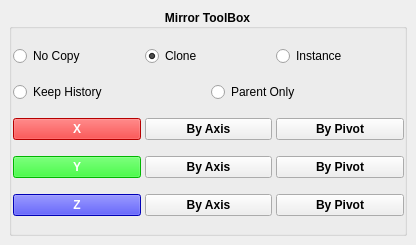
This is src/developer/main/polytools/mirrortools/ui/mirrorUI.ui in code-google-com/mayatools as Qt 5 draws it before an edit. The edited form follows.
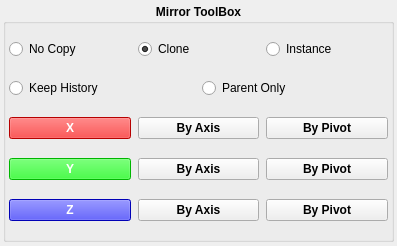
This is the edited form.

Patch:
```diff
--- a/src/developer/main/polytools/mirrortools/ui/mirrorUI.ui
+++ b/src/developer/main/polytools/mirrortools/ui/mirrorUI.ui
@@ -6,19 +6,52 @@
    <rect>
     <x>0</x>
     <y>0</y>
-    <width>416</width>
-    <height>245</height>
+    <width>397</width>
+    <height>246</height>
    </rect>
   </property>
+  <property name="sizePolicy">
+   <sizepolicy hsizetype="Preferred" vsizetype="Fixed">
+    <horstretch>0</horstretch>
+    <verstretch>0</verstretch>
+   </sizepolicy>
+  </property>
   <property name="windowTitle">
    <string>MainWindow</string>
   </property>
+  <property name="autoFillBackground">
+   <bool>false</bool>
+  </property>
   <widget class="QWidget" name="centralwidget">
-   <layout class="QVBoxLayout" name="verticalLayout">
+   <property name="sizePolicy">
+    <sizepolicy hsizetype="Preferred" vsizetype="Preferred">
+     <horstretch>0</horstretch>
+     <verstretch>0</verstretch>
+    </sizepolicy>
+   </property>
+   <property name="layoutDirection">
+    <enum>Qt::LeftToRight</enum>
+   </property>
+   <layout class="QVBoxLayout" name="verticalLayout" stretch="0">
+    <property name="spacing">
+     <number>9</number>
+    </property>
+    <property name="leftMargin">
+     <number>3</number>
+    </property>
+    <property name="topMargin">
+     <number>4</number>
+    </property>
+    <property name="rightMargin">
+     <number>3</number>
+    </property>
+    <property name="bottomMargin">
+     <number>4</number>
+    </property>
     <item>
      <widget class="QGroupBox" name="groupBox_2">
       <property name="sizePolicy">
-       <sizepolicy hsizetype="Expanding" vsizetype="Preferred">
+       <sizepolicy hsizetype="Preferred" vsizetype="Minimum">
         <horstretch>0</horstretch>
         <verstretch>0</verstretch>
        </sizepolicy>
@@ -33,7 +66,7 @@
        <string>Mirror ToolBox</string>
       </property>
       <property name="alignment">
-       <set>Qt::AlignCenter</set>
+       <set>Qt::AlignHCenter|Qt::AlignTop</set>
       </property>
       <property name="flat">
        <bool>false</bool>
@@ -46,22 +79,10 @@
       </property>
       <layout class="QVBoxLayout" name="verticalLayout_4">
        <property name="spacing">
-        <number>4</number>
+        <number>7</number>
        </property>
-       <property name="sizeConstraint">
-        <enum>QLayout::SetMinimumSize</enum>
-       </property>
-       <property name="leftMargin">
-        <number>1</number>
-       </property>
-       <property name="topMargin">
-        <number>5</number>
-       </property>
-       <property name="rightMargin">
-        <number>0</number>
-       </property>
-       <property name="bottomMargin">
-        <number>5</number>
+       <property name="margin">
+        <number>3</number>
        </property>
        <item>
         <layout class="QHBoxLayout" name="horizontalLayout_8">
@@ -273,10 +294,7 @@
         </layout>
        </item>
        <item>
-        <layout class="QHBoxLayout" name="horizontalLayout_11">
-         <property name="sizeConstraint">
-          <enum>QLayout::SetMinimumSize</enum>
-         </property>
+        <layout class="QHBoxLayout" name="horizontalLayout">
          <item>
           <widget class="QPushButton" name="btnMirrorV">
            <property name="sizePolicy">
```
Left out of the diff: 2 changed lines with no effect on the pictures.
